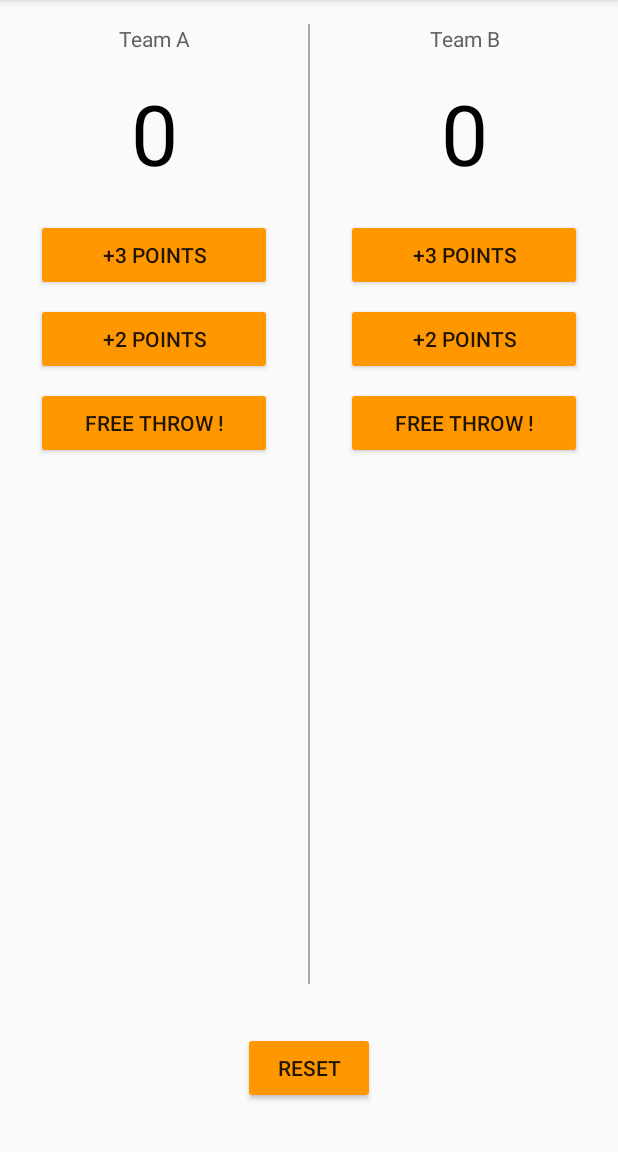
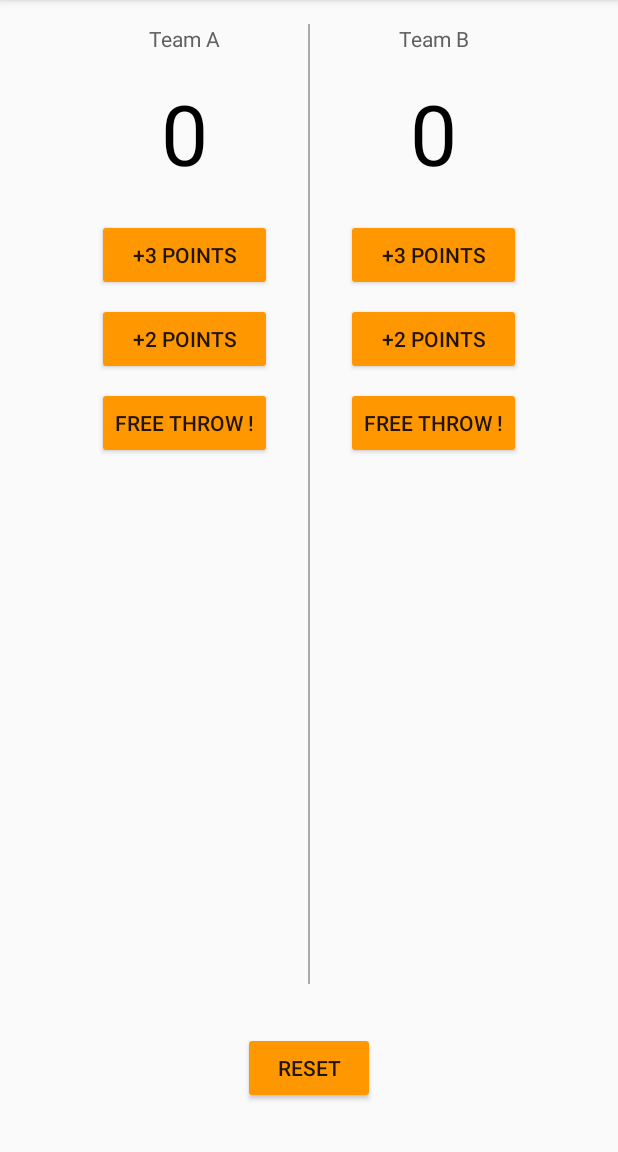
Before and after one commit to KumaStark/ScoreKeeper, an Android app: the screen it shows after launch (MainActivity), on a phone screen of 412 x 824 dp, the part 84-1236 px from its top. Run offline under Robolectric (Android 15) with nearby library versions, the phone set to English and light mode, and no system bars.

Commit message:
Design
Changed some layout attitudes

```diff
--- a/app/src/main/res/layout/activity_main.xml
+++ b/app/src/main/res/layout/activity_main.xml
@@ -12,12 +12,12 @@
         android:layout_height="0dp"
         android:layout_marginTop="16dp"
         android:layout_weight="1"
+        android:gravity="center_horizontal"
         android:orientation="horizontal">
 
         <LinearLayout
-            android:layout_width="0dp"
+            android:layout_width="wrap_content"
             android:layout_height="match_parent"
-            android:layout_weight="1"
             android:orientation="vertical">
 
             <TextView
@@ -34,8 +34,8 @@
                 android:id="@+id/team_a_score"
                 android:layout_width="match_parent"
                 android:layout_height="wrap_content"
+                android:layout_marginTop="16dp"
                 android:layout_marginBottom="16dp"
-                android:layout_marginTop="16dp"
                 android:gravity="center_horizontal"
                 android:text="0"
                 android:textColor="#000000"
@@ -45,10 +45,10 @@
                 android:id="@+id/team_a_plus_3"
                 android:layout_width="match_parent"
                 android:layout_height="wrap_content"
+                android:layout_marginLeft="24dp"
+                android:layout_marginTop="4dp"
+                android:layout_marginRight="24dp"
                 android:layout_marginBottom="4dp"
-                android:layout_marginLeft="24dp"
-                android:layout_marginRight="24dp"
-                android:layout_marginTop="4dp"
                 android:onClick="teamAPlus"
                 android:text="+3 Points" />
 
@@ -56,10 +56,10 @@
                 android:id="@+id/team_a_plus_2"
                 android:layout_width="match_parent"
                 android:layout_height="wrap_content"
+                android:layout_marginLeft="24dp"
+                android:layout_marginTop="4dp"
+                android:layout_marginRight="24dp"
                 android:layout_marginBottom="4dp"
-                android:layout_marginLeft="24dp"
-                android:layout_marginRight="24dp"
-                android:layout_marginTop="4dp"
                 android:onClick="teamAPlus"
                 android:text="+2 Points" />
 
@@ -67,10 +67,10 @@
                 android:id="@+id/team_a_plus_1"
                 android:layout_width="match_parent"
                 android:layout_height="wrap_content"
+                android:layout_marginLeft="24dp"
+                android:layout_marginTop="4dp"
+                android:layout_marginRight="24dp"
                 android:layout_marginBottom="4dp"
-                android:layout_marginLeft="24dp"
-                android:layout_marginRight="24dp"
-                android:layout_marginTop="4dp"
                 android:onClick="teamAPlus"
                 android:text="Free Throw !" />
 
@@ -79,13 +79,11 @@
         <View
             android:layout_width="1dp"
             android:layout_height="match_parent"
-            android:layout_weight="0"
             android:background="@android:color/darker_gray" />
 
         <LinearLayout
-            android:layout_width="0dp"
+            android:layout_width="wrap_content"
             android:layout_height="match_parent"
-            android:layout_weight="1"
             android:orientation="vertical">
 
             <TextView
@@ -102,8 +100,8 @@
                 android:id="@+id/team_b_score"
                 android:layout_width="match_parent"
                 android:layout_height="wrap_content"
+                android:layout_marginTop="16dp"
                 android:layout_marginBottom="16dp"
-                android:layout_marginTop="16dp"
                 android:gravity="center_horizontal"
                 android:text="0"
                 android:textColor="#000000"
@@ -113,10 +111,10 @@
                 android:id="@+id/team_b_plus_3"
                 android:layout_width="match_parent"
                 android:layout_height="wrap_content"
+                android:layout_marginLeft="24dp"
+                android:layout_marginTop="4dp"
+                android:layout_marginRight="24dp"
                 android:layout_marginBottom="4dp"
-                android:layout_marginLeft="24dp"
-                android:layout_marginRight="24dp"
-                android:layout_marginTop="4dp"
                 android:onClick="teamBPlus"
                 android:text="+3 Points" />
 
@@ -124,10 +122,10 @@
                 android:id="@+id/team_b_plus_2"
                 android:layout_width="match_parent"
                 android:layout_height="wrap_content"
+                android:layout_marginLeft="24dp"
+                android:layout_marginTop="4dp"
+                android:layout_marginRight="24dp"
                 android:layout_marginBottom="4dp"
-                android:layout_marginLeft="24dp"
-                android:layout_marginRight="24dp"
-                android:layout_marginTop="4dp"
                 android:onClick="teamBPlus"
                 android:text="+2 Points" />
 
@@ -135,10 +133,10 @@
                 android:id="@+id/team_b_plus_1"
                 android:layout_width="match_parent"
                 android:layout_height="wrap_content"
+                android:layout_marginLeft="24dp"
+                android:layout_marginTop="4dp"
+                android:layout_marginRight="24dp"
                 android:layout_marginBottom="4dp"
-                android:layout_marginLeft="24dp"
-                android:layout_marginRight="24dp"
-                android:layout_marginTop="4dp"
                 android:onClick="teamBPlus"
                 android:text="Free Throw !" />
         </LinearLayout>
@@ -149,8 +147,8 @@
         android:layout_width="wrap_content"
         android:layout_height="wrap_content"
         android:layout_gravity="center_horizontal"
+        android:layout_marginTop="32dp"
         android:layout_marginBottom="32dp"
-        android:layout_marginTop="32dp"
         android:onClick="resetScore"
         android:text="Reset" />
 
```
